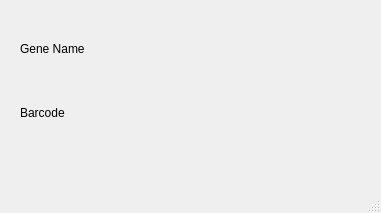
The window that barcode_viewer.ui (molonc/napari_merfish) describes before a commit, drawn with Qt 5.
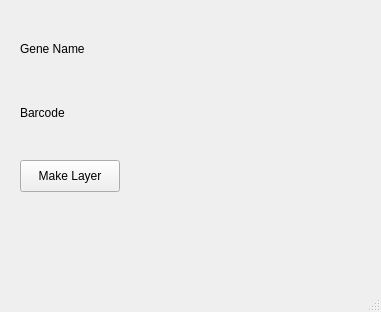
The same window after the commit.

Commit message: Added button that will make new layers for a paricular gene

What changed in the file:
```diff
--- a/barcode_viewer.ui
+++ b/barcode_viewer.ui
@@ -7,7 +7,7 @@
     <x>0</x>
     <y>0</y>
     <width>381</width>
-    <height>213</height>
+    <height>312</height>
    </rect>
   </property>
   <property name="windowTitle">
@@ -62,6 +62,19 @@
      </item>
     </layout>
    </widget>
+   <widget class="QPushButton" name="btnMakeLayer">
+    <property name="geometry">
+     <rect>
+      <x>20</x>
+      <y>160</y>
+      <width>100</width>
+      <height>32</height>
+     </rect>
+    </property>
+    <property name="text">
+     <string>Make Layer</string>
+    </property>
+   </widget>
   </widget>
   <widget class="QMenuBar" name="menubar">
    <property name="geometry">
```
The commit also changes 2 other files.
